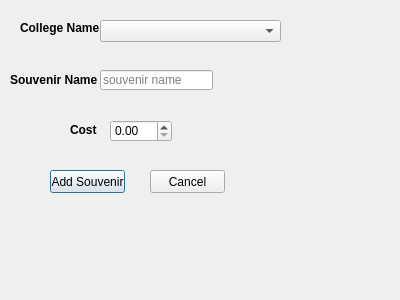
This is addsouvenir.ui in rizzi-trevor/Proj2TempRepo as Qt 5 draws it before an edit. The edited form follows.
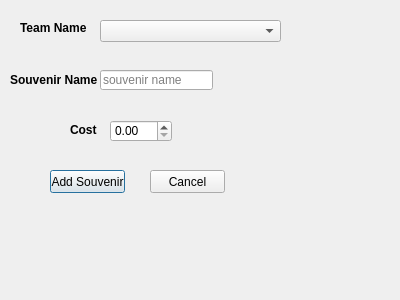
This is the edited form.

What changed in the file:
```diff
--- a/addsouvenir.ui
+++ b/addsouvenir.ui
@@ -45,7 +45,7 @@
     </font>
    </property>
    <property name="text">
-    <string>College Name</string>
+    <string>Team Name</string>
    </property>
   </widget>
   <widget class="QLabel" name="label_2">
```
